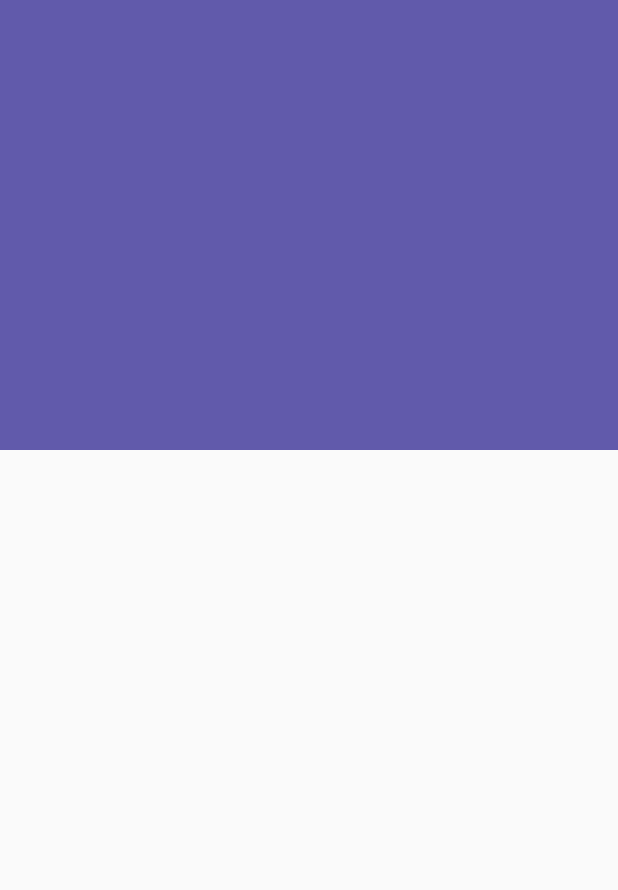
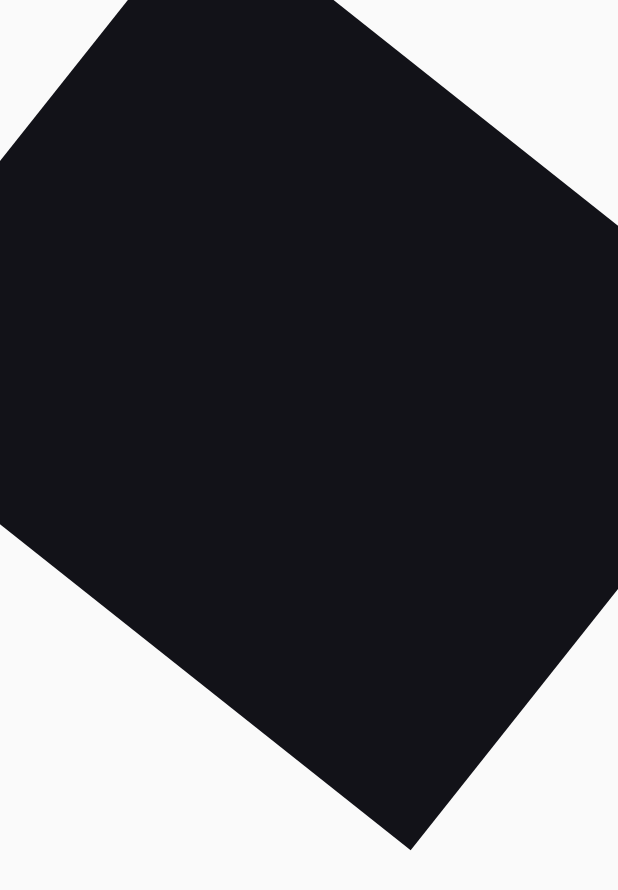
Before and after one commit to Cesarppm/disenosflutter, a Flutter app: the screen it shows after launch, on a phone screen of 412 x 824 dp. Shown: the top 890 px of the screen. Run offline on Flutter 3.47's test engine with Material 2 defaults, Android fonts, the phone set to English and light mode, and no system bars.

Commit message:
cPITULO 15

```diff
--- a/lib/src/pages/widgets/headere_page.dart
+++ b/lib/src/pages/widgets/headere_page.dart
@@ -8,7 +8,7 @@ class HeadersPage extends StatelessWidget {
   @override
   Widget build(BuildContext context) {
     return Scaffold(
-      body: HeaderCuadrado(),
+      body: HeaderDiagonal(),
     );
   }
 }
--- a/lib/src/pages/widgets/headers.dart
+++ b/lib/src/pages/widgets/headers.dart
@@ -29,3 +29,19 @@ class HaderBordesRedondeados extends StatelessWidget {
     );
   }
 }
+
+class HeaderDiagonal extends StatelessWidget {
+
+
+  @override
+  Widget build(BuildContext context) {
+    return Transform.rotate(
+      angle: -0.9,
+      child: Container(
+        height: 500,
+        width: 1000,
+      color:Color.fromARGB(255, 18, 18, 24),
+    )
+    );
+  }
+}
```
